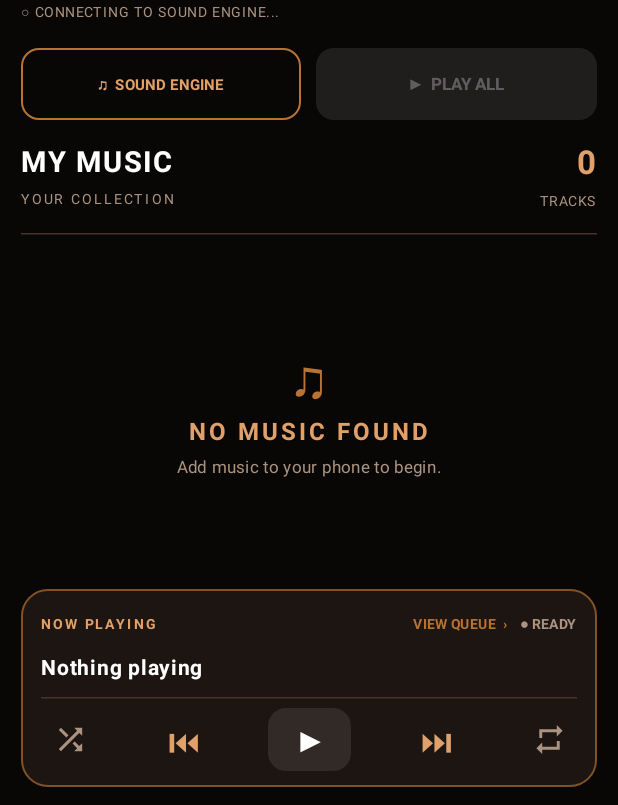
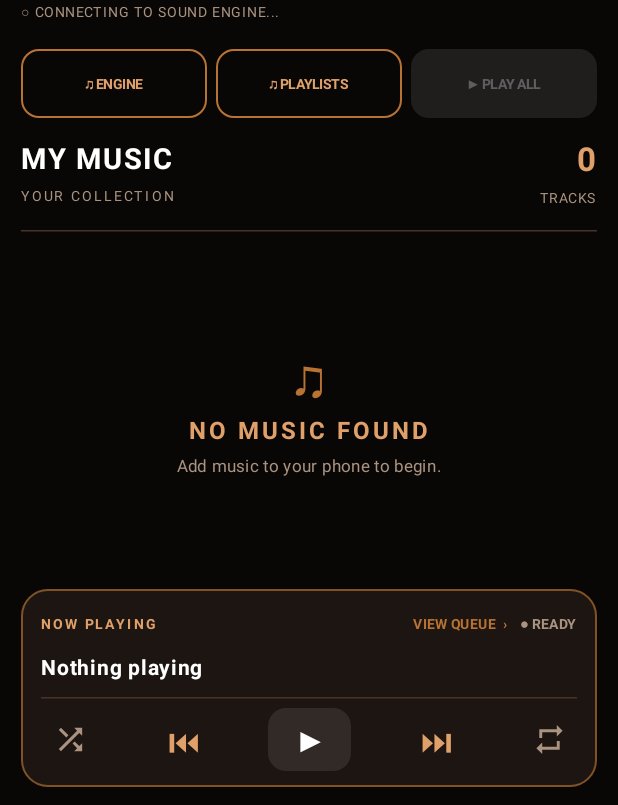
Before and after one commit to tharakiez/KG-Music-Player, an Android app built with Jetpack Compose: the screen it shows after launch (MainActivity), on a phone screen of 412 x 824 dp, the part 431-1236 px from its top. Run offline under Robolectric (Android 15) with nearby library versions, the phone set to English and light mode, and no system bars; 3 statements that could not run were skipped.

Commit message:
Update MainActivity.kt

```diff
--- a/app/src/main/java/com/kgmusic/player/MainActivity.kt
+++ b/app/src/main/java/com/kgmusic/player/MainActivity.kt
@@ -369,6 +369,7 @@ class MainActivity : ComponentActivity() {
         var hasPermission by remember { mutableStateOf(false) }
         var showEqualizer by remember { mutableStateOf(false) }
         var showQueue by remember { mutableStateOf(false) }
+        var showPlaylists by remember { mutableStateOf(false) }
         var shuffle by remember { mutableStateOf(false) }
 
         // 0 = repeat off, 1 = repeat playlist, 2 = repeat one song
@@ -418,11 +419,13 @@ class MainActivity : ComponentActivity() {
         BackHandler(
             enabled = showEqualizer ||
                 showQueue ||
+                showPlaylists ||
                 currentFolder != null
         ) {
             when {
                 showEqualizer -> showEqualizer = false
                 showQueue -> showQueue = false
+                showPlaylists -> showPlaylists = false
                 currentFolder != null -> {
                     val folder = currentFolder ?: ""
                     val parent = folder.substringBeforeLast(
@@ -474,6 +477,23 @@ class MainActivity : ComponentActivity() {
                     audioEffects = audioEffects
                 )
 
+            } else if (showPlaylists) {
+
+                PlaylistScreen(
+                    songs = songs,
+                    onBack = { showPlaylists = false },
+                    onPlayPlaylist = { playlistSongs ->
+                        playSongs(
+                            playlistSongs,
+                            0,
+                            shuffle,
+                            repeatMode
+                        )
+                        showPlaylists = false
+                        showQueue = true
+                    }
+                )
+
             } else if (showQueue) {
 
                 // FULL NOW PLAYING AND QUEUE SCREEN
@@ -527,8 +547,6 @@ class MainActivity : ComponentActivity() {
                     }
 
                     Spacer(Modifier.height(18.dp))
-
-                    // CURRENT SONG
 
                     Card(
                         modifier = Modifier
@@ -620,11 +638,7 @@ class MainActivity : ComponentActivity() {
                                     Icon(
                                         Icons.Default.Shuffle,
                                         contentDescription = "Shuffle",
-                                        tint = if (shuffle) {
-                                            lightCopper
-                                        } else {
-                                            muted
-                                        }
+                                        tint = if (shuffle) lightCopper else muted
                                     )
                                 }
 
@@ -700,11 +714,7 @@ class MainActivity : ComponentActivity() {
                                             Icons.Default.Repeat
                                         },
                                         contentDescription = "Change repeat mode",
-                                        tint = if (repeatMode == 0) {
-                                            muted
-                                        } else {
-                                            lightCopper
-                                        }
+                                        tint = if (repeatMode == 0) muted else lightCopper
                                     )
                                 }
                             }
@@ -712,8 +722,6 @@ class MainActivity : ComponentActivity() {
                     }
 
                     Spacer(Modifier.height(22.dp))
-
-                    // UPCOMING QUEUE
 
                     Row(
                         modifier = Modifier.fillMaxWidth(),
@@ -815,15 +823,9 @@ class MainActivity : ComponentActivity() {
                                         ),
                                     verticalAlignment = Alignment.CenterVertically
                                 ) {
-
                                     Text(
-                                        if (isCurrent) "♫" else
-                                            "${index + 1}",
-                                        color = if (isCurrent) {
-                                            lightCopper
-                                        } else {
-                                            muted
-                                        },
+                                        if (isCurrent) "♫" else "${index + 1}",
+                                        color = if (isCurrent) lightCopper else muted,
                                         fontSize = 14.sp,
                                         fontWeight = FontWeight.Bold,
                                         modifier = Modifier.width(28.dp)
@@ -832,11 +834,7 @@ class MainActivity : ComponentActivity() {
                                     Icon(
                                         Icons.Default.MusicNote,
                                         contentDescription = null,
-                                        tint = if (isCurrent) {
-                                            lightCopper
-                                        } else {
-                                            copper
-                                        },
+                                        tint = if (isCurrent) lightCopper else copper,
                                         modifier = Modifier.size(21.dp)
                                     )
 
@@ -847,11 +845,7 @@ class MainActivity : ComponentActivity() {
                                     ) {
                                         Text(
                                             track.title,
-                                            color = if (isCurrent) {
-                                                lightCopper
-                                            } else {
-                                                Color.White
-                                            },
+                                            color = if (isCurrent) lightCopper else Color.White,
                                             fontSize = 13.sp,
                                             fontWeight = if (isCurrent) {
                                                 FontWeight.Bold
@@ -904,8 +898,6 @@ class MainActivity : ComponentActivity() {
                             vertical = 12.dp
                         )
                 ) {
-
-                    // AFRICAN COPPER HERO
 
                     Box(
                         modifier = Modifier
@@ -1009,8 +1001,6 @@ class MainActivity : ComponentActivity() {
 
                     Spacer(Modifier.height(8.dp))
 
-                    // BRAND AND SERVICE STATUS
-
                     Row(
                         modifier = Modifier.fillMaxWidth(),
                         verticalAlignment = Alignment.CenterVertically
@@ -1049,18 +1039,18 @@ class MainActivity : ComponentActivity() {
 
                     Spacer(Modifier.height(12.dp))
 
-                    // MAIN ACTIONS
+                    // THREE MAIN ACTIONS
 
                     Row(
                         modifier = Modifier.fillMaxWidth(),
-                        horizontalArrangement = Arrangement.spacedBy(10.dp)
+                        horizontalArrangement = Arrangement.spacedBy(6.dp)
                     ) {
 
                         OutlinedButton(
                             onClick = { showEqualizer = true },
                             modifier = Modifier
                                 .weight(1f)
-                                .height(48.dp),
+                                .height(46.dp),
                             shape = RoundedCornerShape(12.dp),
                             border = androidx.compose.foundation.BorderStroke(
                                 1.dp,
@@ -1069,11 +1059,33 @@ class MainActivity : ComponentActivity() {
                             colors = ButtonDefaults.outlinedButtonColors(
                                 contentColor = lightCopper
                             ),
-                            contentPadding = PaddingValues(horizontal = 8.dp)
+                            contentPadding = PaddingValues(horizontal = 2.dp)
                         ) {
                             Text(
-                                "♫  SOUND ENGINE",
-                                fontSize = 10.sp,
+                                "♫ ENGINE",
+                                fontSize = 9.sp,
+                                fontWeight = FontWeight.Bold
+                            )
+                        }
+
+                        OutlinedButton(
+                            onClick = { showPlaylists = true },
+                            modifier = Modifier
+                                .weight(1f)
+                                .height(46.dp),
+                            shape = RoundedCornerShape(12.dp),
+                            border = androidx.compose.foundation.BorderStroke(
+                                1.dp,
+                                copper
+                            ),
+                            colors = ButtonDefaults.outlinedButtonColors(
+                                contentColor = lightCopper
+                            ),
+                            contentPadding = PaddingValues(horizontal = 2.dp)
+                        ) {
+                            Text(
+                                "♫ PLAYLISTS",
+                                fontSize = 9.sp,
                                 fontWeight = FontWeight.Bold
                             )
                         }
@@ -1090,24 +1102,22 @@ class MainActivity : ComponentActivity() {
                             enabled = connected && songs.isNotEmpty(),
                             modifier = Modifier
                                 .weight(1f)
-                                .height(48.dp),
+                                .height(46.dp),
                             shape = RoundedCornerShape(12.dp),
                             colors = ButtonDefaults.buttonColors(
                                 containerColor = bronze
                             ),
-                            contentPadding = PaddingValues(horizontal = 8.dp)
+                            contentPadding = PaddingValues(horizontal = 2.dp)
                         ) {
                             Text(
-                                "▶  PLAY ALL",
-                                fontSize = 11.sp,
+                                "▶ PLAY ALL",
+                                fontSize = 9.sp,
                                 fontWeight = FontWeight.Bold
                             )
                         }
                     }
 
                     Spacer(Modifier.height(15.dp))
-
-                    // MUSIC LIBRARY HEADING
 
                     Row(
                         modifier = Modifier.fillMaxWidth(),
@@ -1155,8 +1165,6 @@ class MainActivity : ComponentActivity() {
                         modifier = Modifier.padding(vertical = 9.dp),
                         color = line
                     )
-
-                    // FOLDER NAVIGATION
 
                     if (currentFolder != null) {
                         TextButton(
@@ -1192,8 +1200,6 @@ class MainActivity : ComponentActivity() {
                         )
                     }
 
-                    // MUSIC CONTENT
-
                     Box(
                         modifier = Modifier
                             .weight(1f)
@@ -1269,9 +1275,7 @@ class MainActivity : ComponentActivity() {
 
                             LazyColumn(
                                 modifier = Modifier.fillMaxSize(),
-                                contentPadding = PaddingValues(
-                                    bottom = 8.dp
-                                )
+                                contentPadding = PaddingValues(bottom = 8.dp)
                             ) {
 
                                 items(
@@ -1363,9 +1367,7 @@ class MainActivity : ComponentActivity() {
                                             modifier = Modifier
                                                 .size(38.dp)
                                                 .clip(RoundedCornerShape(10.dp))
-                                                .background(
-                                                    Color(0xFF302016)
-                                                ),
+                                                .background(Color(0xFF302016)),
                                             contentAlignment = Alignment.Center
                                         ) {
                                             Icon(
@@ -1417,8 +1419,6 @@ class MainActivity : ComponentActivity() {
                     }
 
                     Spacer(Modifier.height(8.dp))
-
-                    // CLICKABLE NOW PLAYING PANEL
 
                     Card(
                         modifier = Modifier
@@ -1513,11 +1513,7 @@ class MainActivity : ComponentActivity() {
                                         } else {
                                             "Shuffle off"
                                         },
-                                        tint = if (shuffle) {
-                                            lightCopper
-                                        } else {
-                                            muted
-                                        },
+                                        tint = if (shuffle) lightCopper else muted,
                                         modifier = Modifier.size(23.dp)
                                     )
                                 }
```
